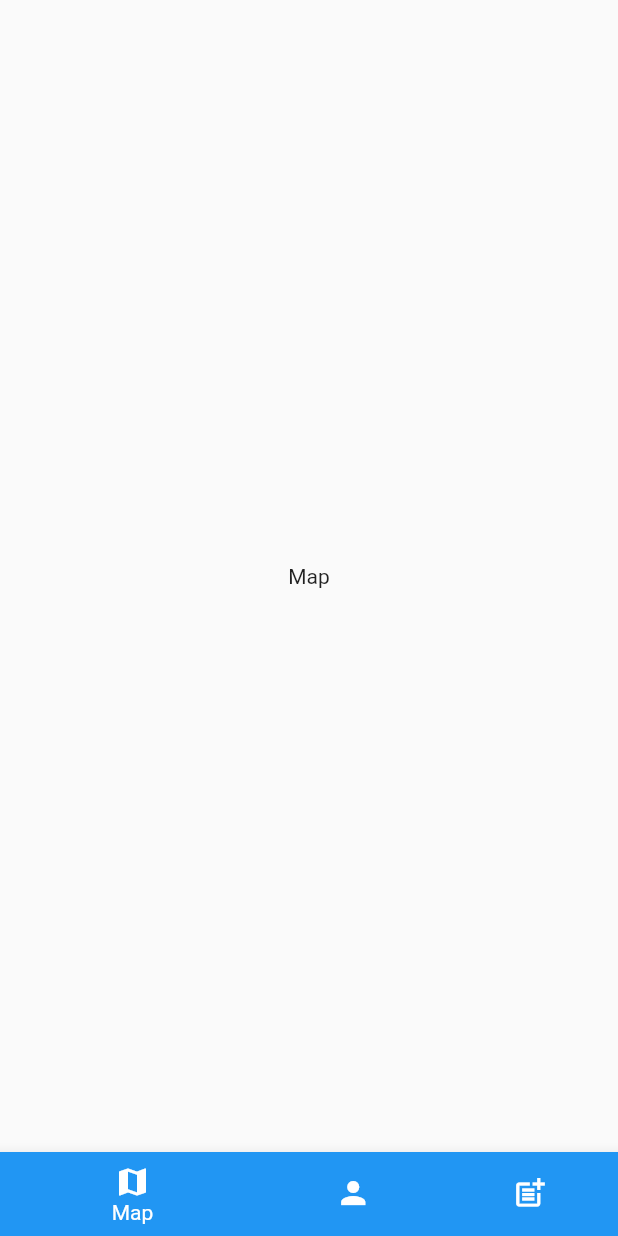
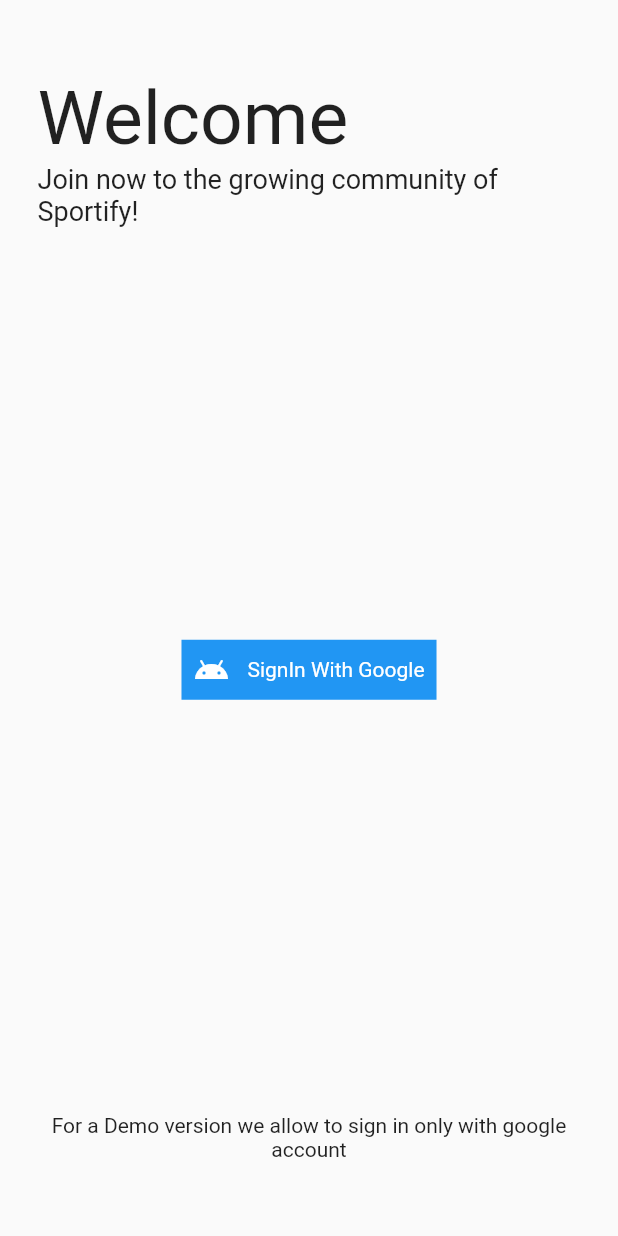
Before and after one commit to dormalk/sportify_app, a Flutter app: the screen it shows after launch, on a phone screen of 412 x 824 dp. Run offline on Flutter 3.47's test engine with Material 2 defaults, Android fonts, the phone set to English and light mode, and no system bars.

Commit message:
add welcome page

```diff
--- /dev/null
+++ b/lib/constanse.dart
@@ -0,0 +1,4 @@
+import 'package:flutter/material.dart';
+
+const kPrimaryColor = Color(0xFF635A5);
+const kPrimaryLightColor = Color(0xFFF1E6FF);
--- a/lib/main.dart
+++ b/lib/main.dart
@@ -1,4 +1,5 @@
 import 'package:flutter/material.dart';
+import 'package:sportify_app/pages/WelcomePage.dart';
 import 'package:sportify_app/widgets/MainNavigation.dart';
 
 void main() {
@@ -9,11 +10,12 @@ class MyApp extends StatelessWidget {
   @override
   Widget build(BuildContext context) {
     return MaterialApp(
+      debugShowCheckedModeBanner: false,
       title: 'Flutter Demo',
       theme: ThemeData(
         primarySwatch: Colors.blue,
       ),
-      home: MainNavigation(),
+      home: WelcomePage(),
     );
   }
 }
--- /dev/null
+++ b/lib/pages/WelcomePage.dart
@@ -0,0 +1,67 @@
+import 'package:flutter/material.dart';
+
+class WelcomePage extends StatelessWidget {
+  const WelcomePage({Key key}) : super(key: key);
+
+  @override
+  Widget build(BuildContext context) {
+    return Scaffold(
+      body: Container(
+        padding: EdgeInsets.symmetric(horizontal: 25, vertical: 50),
+        child: Column(
+          mainAxisAlignment: MainAxisAlignment.spaceBetween,
+          children: [
+            Container(
+              child: Column(
+                crossAxisAlignment: CrossAxisAlignment.start,
+                children: [
+                  Text(
+                    'Welcome',
+                    style: TextStyle(fontSize: 50),
+                  ),
+                  Text(
+                    'Join now to the growing community of Sportify!',
+                    style: TextStyle(fontSize: 18),
+                  ),
+                ],
+              ),
+            ),
+            Center(
+              child: InkWell(
+                onTap: () {},
+                child: Ink(
+                  color: Colors.blue,
+                  child: Padding(
+                    padding: EdgeInsets.all(8),
+                    child: Wrap(
+                      crossAxisAlignment: WrapCrossAlignment.center,
+                      children: [
+                        Icon(
+                          Icons.android,
+                          color: Colors.white,
+                        ),
+                        SizedBox(
+                          width: 12,
+                        ),
+                        Text(
+                          'SignIn With Google',
+                          style: TextStyle(color: Colors.white),
+                        )
+                      ],
+                    ),
+                  ),
+                ),
+              ),
+            ),
+            Center(
+              child: Text(
+                'For a Demo version we allow to sign in only with google account',
+                textAlign: TextAlign.center,
+              ),
+            )
+          ],
+        ),
+      ),
+    );
+  }
+}
--- a/pubspec.yaml
+++ b/pubspec.yaml
@@ -32,6 +32,10 @@ dependencies:
 dev_dependencies:
   flutter_test:
     sdk: flutter
+
+  firebase_core: ^1.0.2
+  firebase_auth: ^1.0.1
+  stacked_firebase_auth: ^0.2.2+1
 
 # For information on the generic Dart part of this file, see the
 # following page: https://dart.dev/tools/pub/pubspec
```
Also changed, not shown: lib/providers/Auth.dart (added), pubspec.lock, 1 other file.
